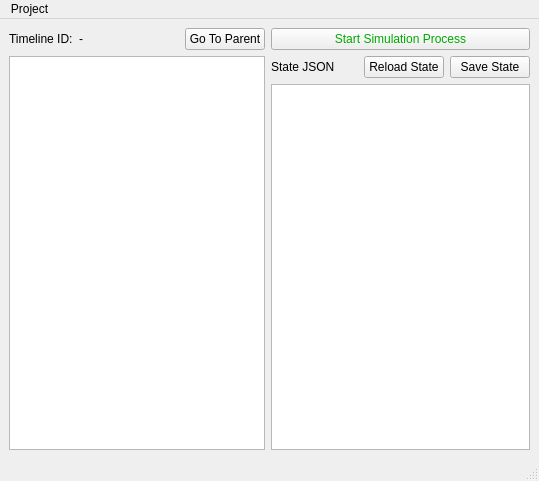
First picture: the form in window.ui, repository MidZik/pygridworld, before the edit.
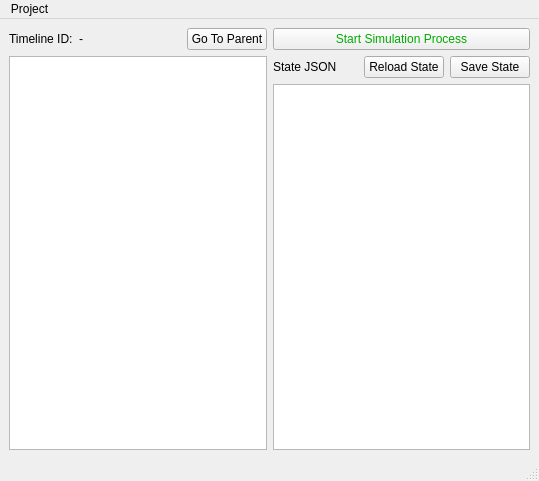
Second picture: the form after the edit.

Commit message: Added basic display of points+derivative timelines

The edit to the form file:
```diff
--- a/window.ui
+++ b/window.ui
@@ -64,13 +64,15 @@
        </layout>
       </item>
       <item>
-       <widget class="QTreeView" name="timelinePointTree">
-        <property name="sizePolicy">
-         <sizepolicy hsizetype="Preferred" vsizetype="Expanding">
-          <horstretch>0</horstretch>
-          <verstretch>0</verstretch>
-         </sizepolicy>
+       <widget class="QTreeWidget" name="timelinePointTree">
+        <property name="headerHidden">
+         <bool>true</bool>
         </property>
+        <column>
+         <property name="text">
+          <string notr="true">1</string>
+         </property>
+        </column>
        </widget>
       </item>
      </layout>
```
The commit also changes 2 other files.
